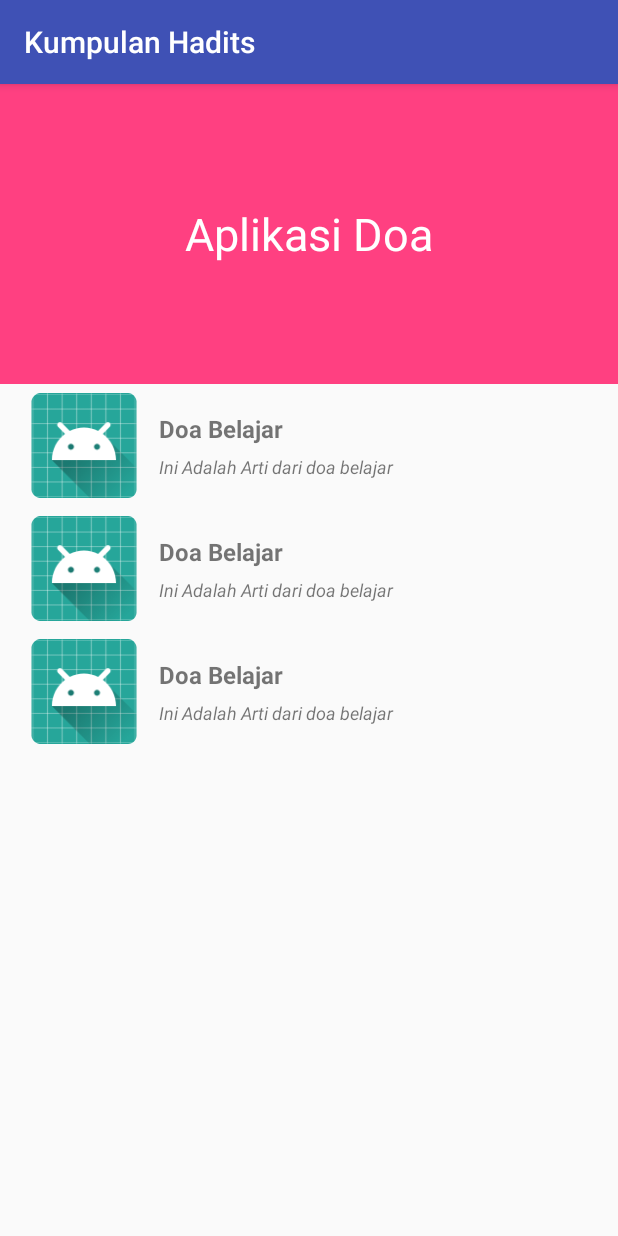
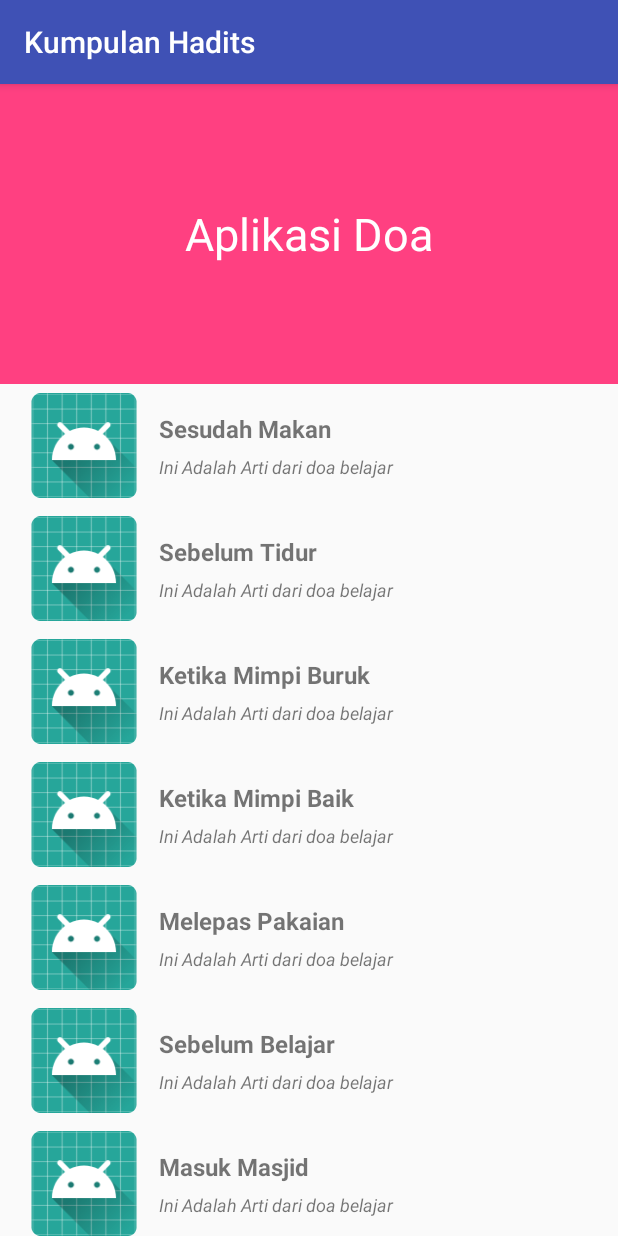
Before and after one commit to yukhijrah/Pemrograman-Mobile, an Android app: the screen it shows after launch (MainActivity), on a phone screen of 412 x 824 dp. Run offline under Robolectric (Android 15) with nearby library versions, the light colour scheme and no system bars.

Commit message:
recyclerview satria & hilmi

```diff
--- a/KumpulanHadits/app/build.gradle
+++ b/KumpulanHadits/app/build.gradle
@@ -21,6 +21,7 @@ android {
 dependencies {
     implementation fileTree(dir: 'libs', include: ['*.jar'])
     implementation 'com.android.support:appcompat-v7:27.1.1'
+    implementation 'com.android.support:recyclerview-v7:27.0.0'
     testImplementation 'junit:junit:4.12'
     androidTestImplementation 'com.android.support.test:runner:1.0.2'
     androidTestImplementation 'com.android.support.test.espresso:espresso-core:3.0.2'
--- a/KumpulanHadits/app/src/main/AndroidManifest.xml
+++ b/KumpulanHadits/app/src/main/AndroidManifest.xml
@@ -10,15 +10,20 @@
         android:theme="@style/AppTheme">
 
         <activity android:name=".SplashActivity"
-            android:theme="@style/AppSplash">
+            android:theme="@style/AppThemeNoActionBar">
             <intent-filter>
                 <action android:name="android.intent.action.MAIN"/>
                 <action android:name="android.intent.action.VIEW"/>
                 <category android:name="android.intent.category.LAUNCHER"/>
             </intent-filter>
         </activity>
-        <activity android:name=".MainActivity"></activity>
-        <activity android:name=".DetailActivity"></activity>
+
+        <activity
+            android:theme="@style/AppTheme"
+            android:name=".MainActivity"/>
+        <activity
+            android:theme="@style/AppTheme"
+            android:name=".DetailActivity"/>
     </application>
 
 
--- a/KumpulanHadits/app/src/main/java/saha/app/kumpulanhadits/MainActivity.java
+++ b/KumpulanHadits/app/src/main/java/saha/app/kumpulanhadits/MainActivity.java
@@ -4,32 +4,48 @@ import android.content.Intent;
 import android.os.Bundle;
 import android.support.annotation.Nullable;
 import android.support.v7.app.AppCompatActivity;
+import android.support.v7.widget.LinearLayoutManager;
+import android.support.v7.widget.RecyclerView;
 import android.view.View;
 import android.widget.ImageView;
 import android.widget.LinearLayout;
+import android.widget.ListAdapter;
+import java.util.ArrayList;
+import java.util.List;
+import saha.app.kumpulanhadits.adapter.DoaAdapter;
+import saha.app.kumpulanhadits.model.Doa;
 
 public class MainActivity extends AppCompatActivity {
 
-    private LinearLayout bottom;
+    private List<Doa> doas = new ArrayList<>();
+    private RecyclerView lstDoa;
 
-    @Override
-    protected void onCreate(Bundle savedInstanceState) {
+    @Override protected void onCreate(Bundle savedInstanceState) {
         super.onCreate(savedInstanceState);
         setContentView(R.layout.activity_main);
 
-//kita ambil ID yang Button
-        bottom = (LinearLayout) findViewById(R.id.bottom);
+        //casting recyclerviewnya
+        lstDoa = (RecyclerView) findViewById(R.id.lst_doa);
 
-//kita set onClick si button start
-// setelah kita set onClick si Button start, kita pergi ke
-// Activity selanjutnya dengan bantuan INTENT
+        LinearLayoutManager linear = new LinearLayoutManager(this);
+        lstDoa.setLayoutManager(linear);
 
-        bottom.setOnClickListener(new View.OnClickListener() {
-            @Override
-            public void onClick(View v) {
-                Intent i = new Intent (MainActivity.this, DetailActivity.class);
-                startActivity(i);
-            }
-        });
+        doaCollections();
+
+        DoaAdapter adapter = new DoaAdapter(doas);
+        lstDoa.setAdapter(adapter);
+    }
+
+    private void doaCollections(){
+        doas.add(new Doa("Sesudah Makan", "Segala puji bagi Allah yang telah memberi makan kami dan minuman kami, serta menjadikan kami sebagai orang-orang islam", "اَلْحَمْدُ ِللهِ الَّذِىْ اَطْعَمَنَا وَسَقَانَا وَجَعَلَنَا مُسْلِمِيْنََ"));
+        doas.add(new Doa("Sebelum Tidur", "Dengan menyebut nama-Mu ya Allah, aku hidup dan aku mati", "بِسْمِكَ اللّٰهُمَّ اَحْيَا وَاَمُوْتَُ"));
+        doas.add(new Doa("Ketika Mimpi Buruk", "Ya Allah, sesungguhnya aku mohon perlindungan kepada Engkau dari perbuatan setan dan dari mimpi-mimpi yang buruk", "اَللّٰهُمَّ إِنّىِ أَعُوْذُ بِكَ مِنْ عَمَلِ الشَّيْطَانِ وَسَيِّئاَتِ اْلأَحْلاَمِ"));
+        doas.add(new Doa("Ketika Mimpi Baik", "Segala puji bagi Allah yang telah memberi hajatku", "اَلْحَمْدُ ِللهِ الَّذِيْ قَطْلَ الْحَاجَتَِ"));
+        doas.add(new Doa("Melepas Pakaian", "Dengan nama Allah yang tiada Tuhan selain-Nya", "بِسْمِ اللهِ الَّذِيْ لاَ إِلَهَ إِلَّا هُوََِ"));
+        doas.add(new Doa("Sebelum Belajar", "Ya Allah, tambahkanlah aku ilmu dan berikanlah aku rizqi akan kepahaman", "يَارَبِّ زِدْنِىْ عِلْمًا وَارْزُقْنِىْ فَهْمًا"));
+        doas.add(new Doa("Masuk Masjid", "Ya Allah, bukalah untukku pintu-pintu rahmat-Mu", "اَللّٰهُمَّ افْتَحْ لِيْ اَبْوَابَ رَحْمَتِكََِ"));
+        doas.add(new Doa("Keluar Masjid", "Ya Allah, sesungguhnya aku memohon keutamaan dari-Mu", "اَللّٰهُمَّ اِنِّى اَسْأَلُكَ مِنْ فَضْلِكََِ"));
+        doas.add(new Doa("Ketika Makan Lupa Membaca Doa", "Dengan menyebut nama Allah pada awal dan akhirnya", "بِسْمِ اللهِ فِىِ أَوَّلِهِ وَآخِرِهَِِ"));
+        doas.add(new Doa("Sesudah Minum", "Segala puji bagi Allah yang telah menjadikan air ini (minuman) segar dan menggiatkan dengan rahmat-Nya dan tidak menjadikan air ini (minuman) asin lagi pahit karena dosa-dosa kami", "اَلْحَمْدُ ِللهِ الَّذِىْ جَعَلَهُ عَذْبًا فُرَاتًا بِرَحْمَتِهِ وَلَمْ يَجْعَلْهُ مِلْحًا اُجَاجًا بِذُنُوْبِنَاَِ"));
     }
 }
--- a/KumpulanHadits/app/src/main/java/saha/app/kumpulanhadits/SplashActivity.java
+++ b/KumpulanHadits/app/src/main/java/saha/app/kumpulanhadits/SplashActivity.java
@@ -8,21 +8,32 @@ import android.support.v7.app.AppCompatActivity;
 
 public class SplashActivity extends AppCompatActivity {
 
+    private static final int TIGA_DETIK = 3000;
+
     @Override
     protected void onCreate(@Nullable Bundle savedInstanceState) {
         super.onCreate(savedInstanceState);
         setContentView(R.layout.activity_splash);
+        countDown();
 
-        new Handler().postDelayed(new Runnable() {
+    }
 
+    private void countDown(){
+        Handler handler = new Handler(); //untuk mendelay splash activity
 
+        Runnable menunggu = new Runnable() { //aksi setelah dia menunggu
             @Override
             public void run() {
-                // This method will be executed once the timer is over
-                Intent i = new Intent(SplashActivity.this, MainActivity.class);
-                startActivity(i);
-                finish();
+            gotoMain(); //method yang akan dipanggil setelah menunggu
             }
-        }, 5000);
+        };
+
+        handler.postDelayed(menunggu, TIGA_DETIK); //runnable + satuan waktu
+    }
+
+    private void gotoMain(){
+        Intent intentMain = new Intent(SplashActivity.this, MainActivity.class);
+        startActivity(intentMain);
+        finish();
     }
 }
--- /dev/null
+++ b/KumpulanHadits/app/src/main/java/saha/app/kumpulanhadits/adapter/DoaAdapter.java
@@ -0,0 +1,36 @@
+package saha.app.kumpulanhadits.adapter;
+
+import android.support.v7.widget.RecyclerView;
+import android.view.LayoutInflater;
+import android.view.View;
+import android.view.ViewGroup;
+import android.widget.Adapter;
+
+import java.util.List;
+
+import saha.app.kumpulanhadits.R;
+import saha.app.kumpulanhadits.model.Doa;
+import saha.app.kumpulanhadits.viewholder.DoaHolder;
+
+public class DoaAdapter extends RecyclerView.Adapter<DoaHolder> {
+
+    private List<Doa> doas;
+
+    public DoaAdapter(List<Doa> doas) {
+        this.doas = doas;
+    }
+    @Override
+    public DoaHolder onCreateViewHolder(ViewGroup parent, int viewType) {
+        return new DoaHolder(LayoutInflater.from(parent.getContext()).inflate(R.layout.item_doa, parent, false));
+    }
+
+    @Override
+    public void onBindViewHolder(DoaHolder holder, int position) {
+        holder.txtNamaDoa.setText(doas.get(position).getNamaDoa());
+    }
+
+    @Override
+    public int getItemCount() {
+        return doas.size();
+    }
+}
--- /dev/null
+++ b/KumpulanHadits/app/src/main/java/saha/app/kumpulanhadits/model/Doa.java
@@ -0,0 +1,26 @@
+package saha.app.kumpulanhadits.model;
+
+public class Doa{
+
+    private String namaDoa;
+    private String arti;
+    private String surah;
+
+    public Doa(String namaDoa, String arti, String surah) {
+        this.namaDoa = namaDoa;
+        this.arti = arti;
+        this.surah = surah;
+    }
+
+    public String getNamaDoa() {
+        return namaDoa;
+    }
+
+    public String getArti() {
+        return arti;
+    }
+
+    public String getSurah() {
+        return surah;
+    }
+}
--- /dev/null
+++ b/KumpulanHadits/app/src/main/java/saha/app/kumpulanhadits/viewholder/DoaHolder.java
@@ -0,0 +1,20 @@
+package saha.app.kumpulanhadits.viewholder;
+
+import android.support.v7.widget.RecyclerView;
+import android.view.LayoutInflater;
+import android.view.View;
+import android.widget.TextView;
+
+import saha.app.kumpulanhadits.R;
+
+public class DoaHolder extends RecyclerView.ViewHolder {
+
+    public TextView txtNamaDoa;
+    public TextView txtArtiDoa;
+
+    public DoaHolder(View itemView) {
+        super(itemView);
+        txtNamaDoa = (TextView) itemView.findViewById(R.id.txt_nama_doa);
+        txtArtiDoa = (TextView) itemView.findViewById(R.id.txt_arti_doa);
+    }
+}
--- a/KumpulanHadits/app/src/main/res/layout/activity_main.xml
+++ b/KumpulanHadits/app/src/main/res/layout/activity_main.xml
@@ -28,10 +28,11 @@
         android:orientation="vertical"
         android:layout_height="wrap_content">
 
+        <android.support.v7.widget.RecyclerView
+            android:id="@+id/lst_doa"
+            android:layout_width="match_parent"
+            android:layout_height="wrap_content"></android.support.v7.widget.RecyclerView>
 
-        <include layout="@layout/item_doa"/>
-        <include layout="@layout/item_doa"/>
-        <include layout="@layout/item_doa"/>
     </LinearLayout>
 
 </RelativeLayout>
--- a/KumpulanHadits/app/src/main/res/layout/activity_splash.xml
+++ b/KumpulanHadits/app/src/main/res/layout/activity_splash.xml
@@ -1,9 +1,7 @@
 <?xml version="1.0" encoding="utf-8"?>
 <RelativeLayout xmlns:android="http://schemas.android.com/apk/res/android"
     android:layout_width="match_parent"
-    android:layout_height="match_parent"
-    xmlns:tools="http://schemas.android.com/tools"
-    tools:context=".SplashActivity">
+    android:layout_height="match_parent">
 
     <ImageView
         android:layout_width="70dp"
--- a/KumpulanHadits/app/src/main/res/layout/item_doa.xml
+++ b/KumpulanHadits/app/src/main/res/layout/item_doa.xml
@@ -20,6 +20,7 @@
         android:orientation="vertical">
 
         <TextView
+            android:id="@+id/txt_nama_doa"
             android:layout_width="wrap_content"
             android:layout_height="wrap_content"
             android:text="Doa Belajar"
@@ -28,6 +29,7 @@
             android:textStyle="bold"/>
 
         <TextView
+            android:id="@+id/txt_arti_doa"
             android:layout_width="wrap_content"
             android:layout_height="wrap_content"
             android:textStyle="italic"
--- a/KumpulanHadits/app/src/main/res/values/styles.xml
+++ b/KumpulanHadits/app/src/main/res/values/styles.xml
@@ -9,6 +9,12 @@
         <item name="colorAccent">@color/colorAccent</item>
     </style>
 
-    <style name="AppSplash" parent="Theme.AppCompat.Light.NoActionBar"></style>
+    <style name="AppThemeNoActionBar" parent="Theme.AppCompat.Light.NoActionBar">
+        <!-- Customize your theme here. -->
+        <item name="colorPrimary">@color/colorPrimary</item>
+        <item name="colorPrimaryDark">@color/colorPrimaryDark</item>
+        <item name="colorAccent">@color/colorAccent</item>
+
+    </style>
 
 </resources>
```
